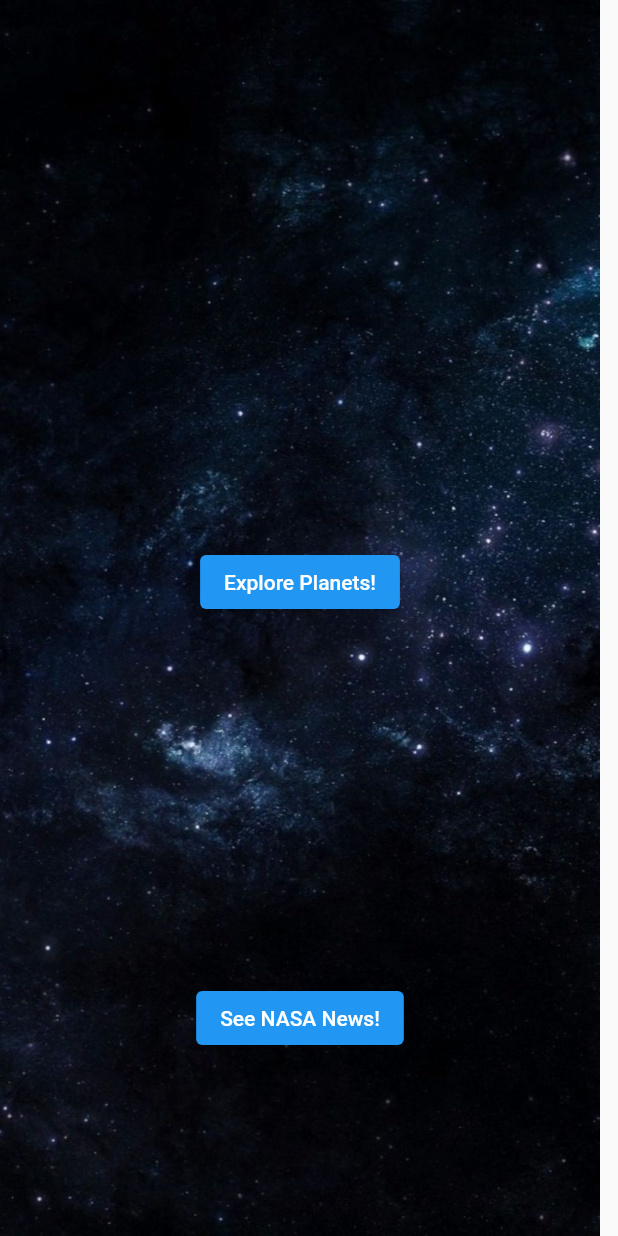
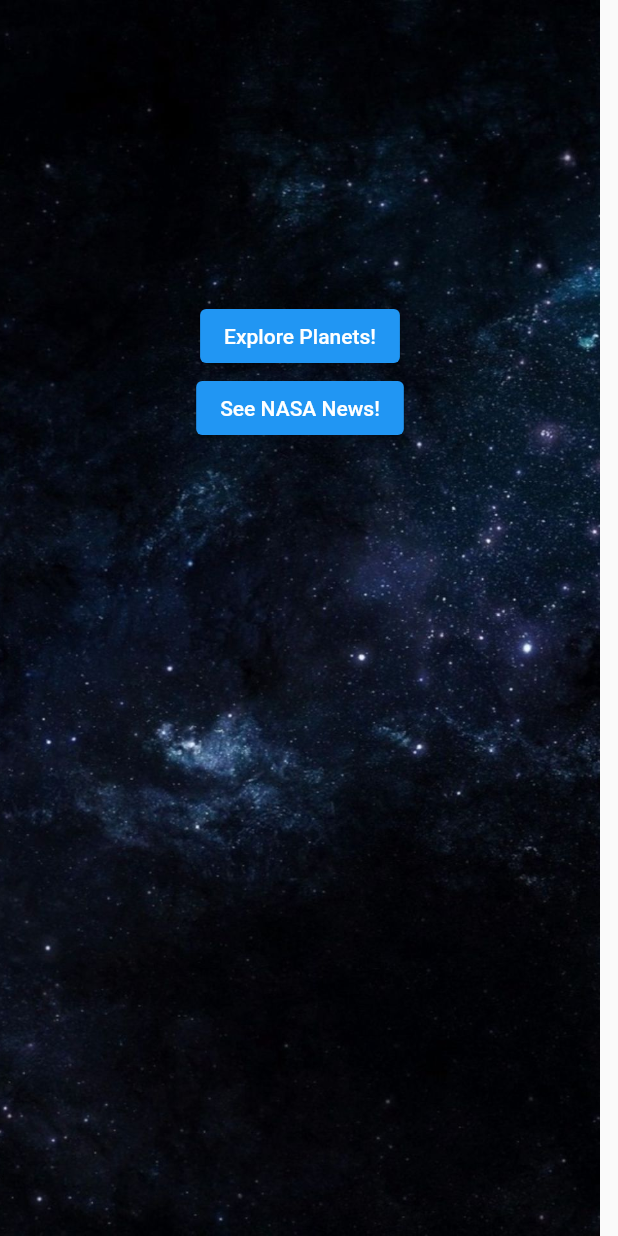
Before and after one commit to yonichu/star-project, a Flutter app: the screen it shows after launch, on a phone screen of 412 x 824 dp. Run offline on Flutter 3.47's test engine with Material 2 defaults, Android fonts, the phone set to English and light mode, and no system bars; our stand-ins replace flutter_swiper, google_fonts; missing offline and left inert: model.

Commit message:
lineght colomn

```diff
--- a/lib/start_page.dart
+++ b/lib/start_page.dart
@@ -23,9 +23,9 @@ class _DomPageState extends State<DomPage> {
           child: Stack(
             children: <Widget>[
                 Column(
-                  mainAxisAlignment: MainAxisAlignment.spaceAround,
+
                     children: <Widget>[ new Padding(padding:
-                    const EdgeInsets.symmetric(horizontal: 200, vertical: 0)),
+                    const EdgeInsets.symmetric(horizontal: 200, vertical: 100)),
                       ElevatedButton(
 
                         child: const Text('Explore Planets!'),
```
